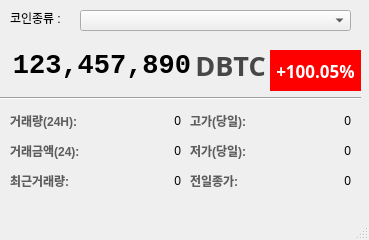
Old version of the form ui/coinPriceUi.ui in the repository janghyejinjinijin/coinPriceProject.
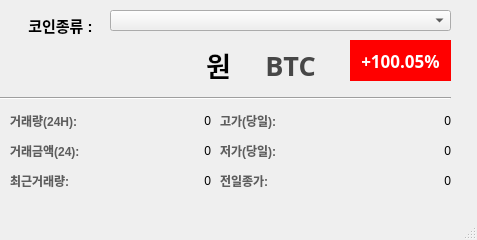
New version of the form.

What changed in the file:
```diff
--- a/ui/coinPriceUi.ui
+++ b/ui/coinPriceUi.ui
@@ -6,7 +6,7 @@
    <rect>
     <x>0</x>
     <y>0</y>
-    <width>369</width>
+    <width>477</width>
     <height>240</height>
    </rect>
   </property>
@@ -20,22 +20,32 @@
    <widget class="QLabel" name="label">
     <property name="geometry">
      <rect>
-      <x>10</x>
+      <x>20</x>
       <y>10</y>
-      <width>61</width>
-      <height>16</height>
+      <width>81</width>
+      <height>31</height>
      </rect>
     </property>
+    <property name="font">
+     <font>
+      <pointsize>11</pointsize>
+      <weight>75</weight>
+      <bold>true</bold>
+     </font>
+    </property>
     <property name="text">
      <string>코인종류 :</string>
     </property>
+    <property name="alignment">
+     <set>Qt::AlignCenter</set>
+    </property>
    </widget>
    <widget class="QLabel" name="coin_price_label">
     <property name="geometry">
      <rect>
-      <x>10</x>
+      <x>20</x>
       <y>40</y>
-      <width>181</width>
+      <width>211</width>
       <height>51</height>
      </rect>
     </property>
@@ -48,7 +58,7 @@
      </font>
     </property>
     <property name="text">
-     <string>123,457,890</string>
+     <string>원</string>
     </property>
     <property name="alignment">
      <set>Qt::AlignRight|Qt::AlignTrailing|Qt::AlignVCenter</set>
@@ -57,9 +67,9 @@
    <widget class="QComboBox" name="coin_comboBox">
     <property name="geometry">
      <rect>
-      <x>80</x>
+      <x>110</x>
       <y>10</y>
-      <width>271</width>
+      <width>341</width>
       <height>21</height>
      </rect>
     </property>
@@ -67,7 +77,7 @@
    <widget class="QLabel" name="coin_ticker_label">
     <property name="geometry">
      <rect>
-      <x>190</x>
+      <x>250</x>
       <y>40</y>
       <width>81</width>
       <height>51</height>
@@ -85,7 +95,7 @@
      <string notr="true">color:rgb(71, 71, 71)</string>
     </property>
     <property name="text">
-     <string>DBTC</string>
+     <string>BTC</string>
     </property>
     <property name="alignment">
      <set>Qt::AlignCenter</set>
@@ -94,9 +104,9 @@
    <widget class="QLabel" name="coin_changelate_label">
     <property name="geometry">
      <rect>
-      <x>270</x>
-      <y>50</y>
-      <width>91</width>
+      <x>350</x>
+      <y>40</y>
+      <width>101</width>
       <height>41</height>
      </rect>
     </property>
@@ -197,7 +207,7 @@
    <widget class="QLabel" name="label_9">
     <property name="geometry">
      <rect>
-      <x>190</x>
+      <x>220</x>
       <y>110</y>
       <width>81</width>
       <height>21</height>
@@ -222,7 +232,7 @@
    <widget class="QLabel" name="label_10">
     <property name="geometry">
      <rect>
-      <x>190</x>
+      <x>220</x>
       <y>140</y>
       <width>81</width>
       <height>21</height>
@@ -249,7 +259,7 @@
      <rect>
       <x>90</x>
       <y>110</y>
-      <width>91</width>
+      <width>121</width>
       <height>21</height>
      </rect>
     </property>
@@ -263,9 +273,9 @@
    <widget class="QLabel" name="high_price_label">
     <property name="geometry">
      <rect>
-      <x>260</x>
+      <x>290</x>
       <y>110</y>
-      <width>91</width>
+      <width>161</width>
       <height>21</height>
      </rect>
     </property>
@@ -281,7 +291,7 @@
      <rect>
       <x>90</x>
       <y>170</y>
-      <width>91</width>
+      <width>121</width>
       <height>21</height>
      </rect>
     </property>
@@ -295,9 +305,9 @@
    <widget class="QLabel" name="low_price_label">
     <property name="geometry">
      <rect>
-      <x>260</x>
+      <x>290</x>
       <y>140</y>
-      <width>91</width>
+      <width>161</width>
       <height>21</height>
      </rect>
     </property>
@@ -311,9 +321,9 @@
    <widget class="QLabel" name="prev_closing_price_label">
     <property name="geometry">
      <rect>
-      <x>250</x>
+      <x>290</x>
       <y>170</y>
-      <width>101</width>
+      <width>161</width>
       <height>21</height>
      </rect>
     </property>
@@ -329,7 +339,7 @@
      <rect>
       <x>90</x>
       <y>140</y>
-      <width>91</width>
+      <width>121</width>
       <height>21</height>
      </rect>
     </property>
@@ -343,7 +353,7 @@
    <widget class="QLabel" name="label_16">
     <property name="geometry">
      <rect>
-      <x>190</x>
+      <x>220</x>
       <y>170</y>
       <width>81</width>
       <height>21</height>
@@ -370,7 +380,7 @@
      <rect>
       <x>0</x>
       <y>90</y>
-      <width>361</width>
+      <width>451</width>
       <height>16</height>
      </rect>
     </property>
```
Left out of the diff: 2 changed lines with no effect on the pictures.
